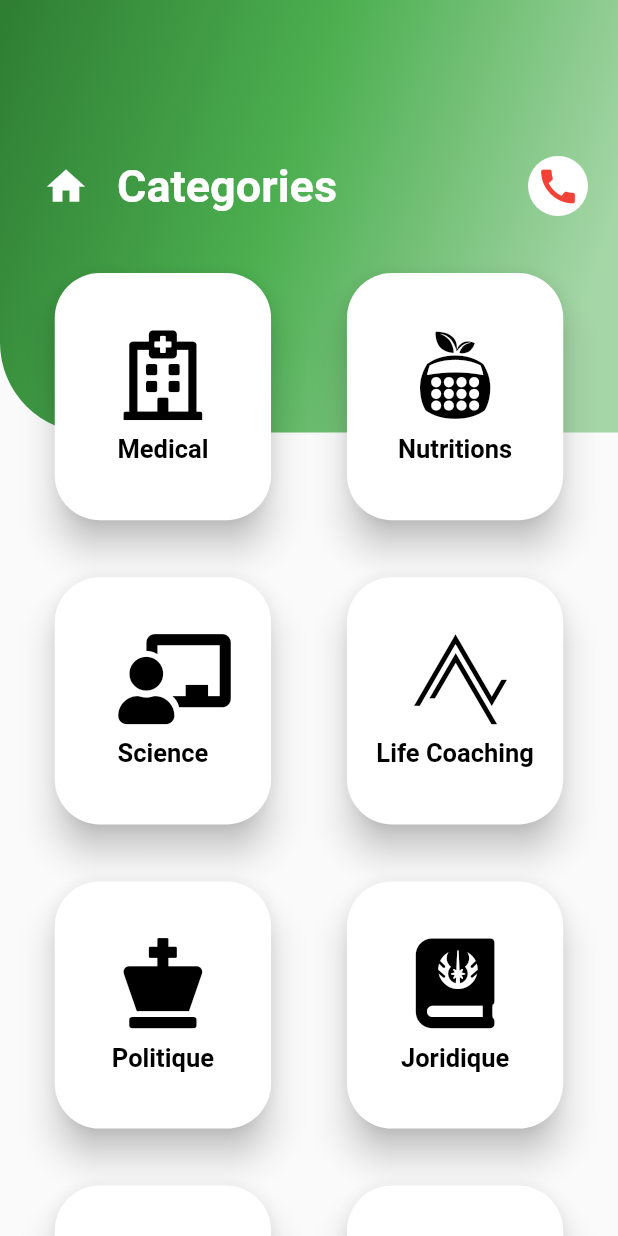
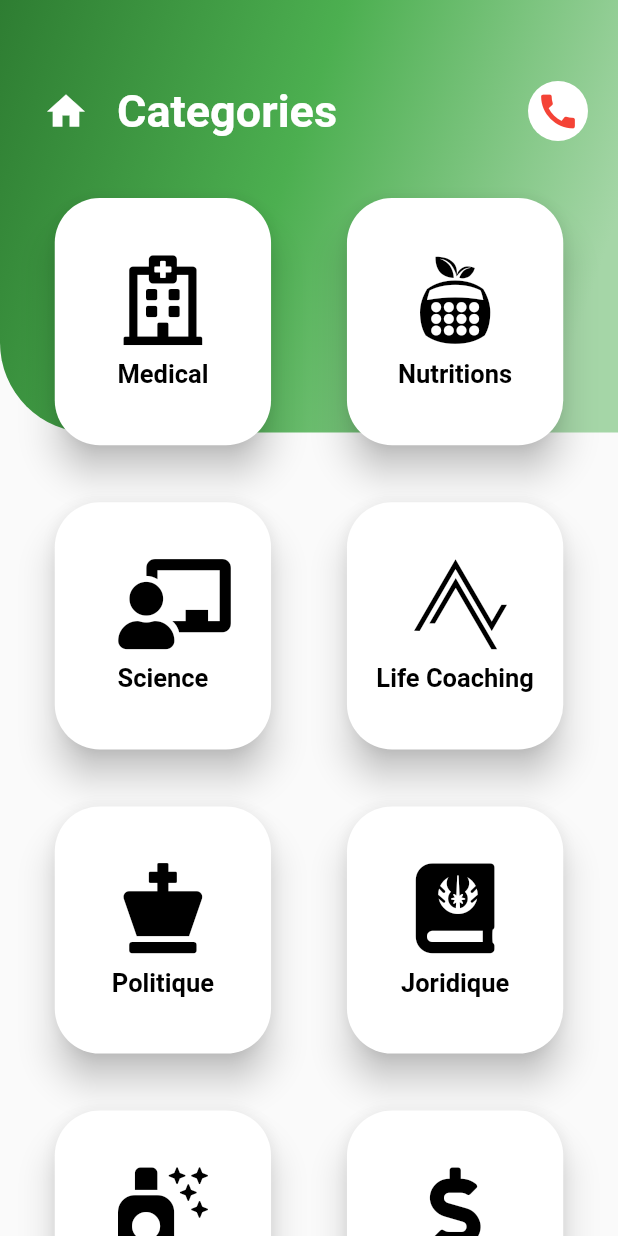
Before and after one commit to Taber1/Blogging, a Flutter app: the screen it shows after launch, on a phone screen of 412 x 824 dp. Run offline on Flutter 3.47's test engine with Material 2 defaults, Android fonts, the phone set to English and light mode, and no system bars; our stand-ins replace font_awesome_flutter.

Commit message:
Some Changes

```diff
--- a/lib/Menu/categories.dart
+++ b/lib/Menu/categories.dart
@@ -38,7 +38,7 @@ class _CategoriesState extends State<Categories> {
               width: MediaQuery.of(context).size.width,
             ),
             Padding(
-              padding: EdgeInsets.only(left: 20, right: 20, top: 100),
+              padding: EdgeInsets.only(left: 20, right: 20, top: 50),
               child: Column(children: <Widget>[
                 Row(
                   mainAxisAlignment: MainAxisAlignment.spaceBetween,
```
